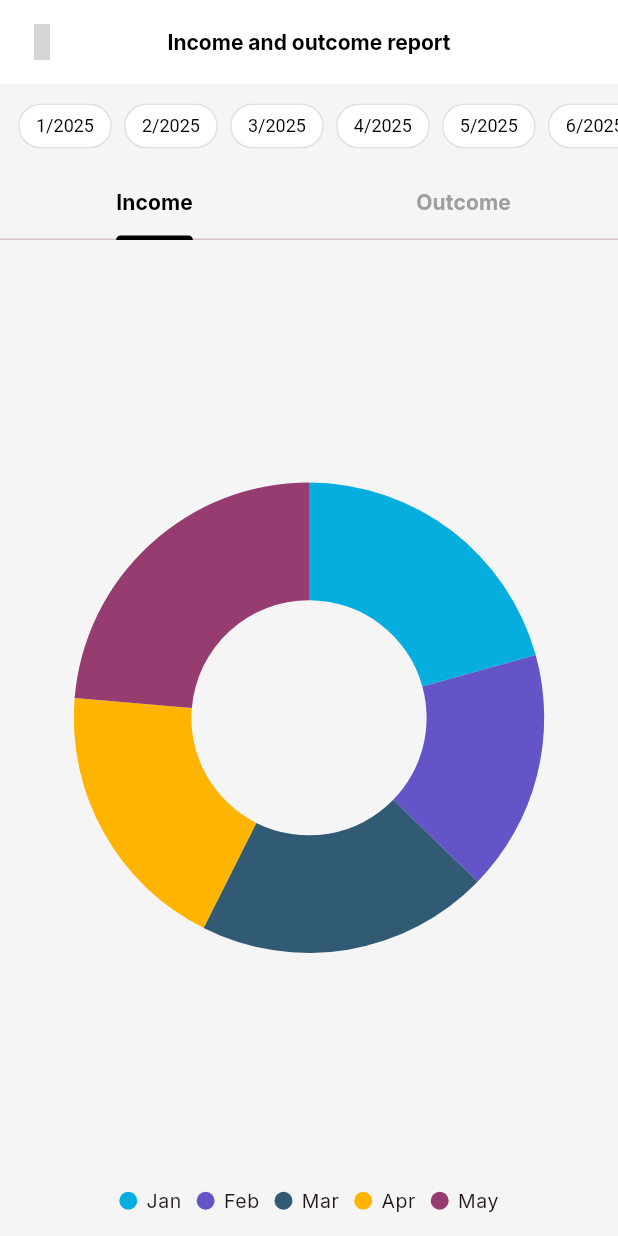
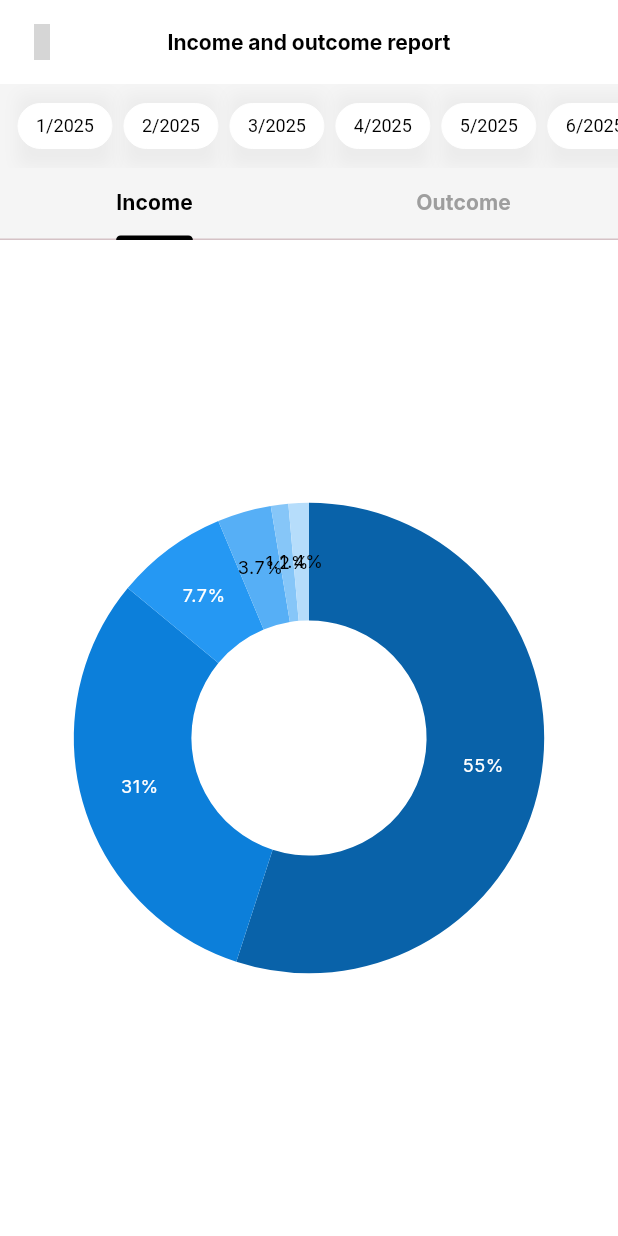
Before and after one commit to eatsosoo/finance_tracker, a Flutter app: the ReportScreen screen opened by its route, on a phone screen of 412 x 824 dp. Run offline on Flutter 3.47's test engine with Material 3 defaults, Android fonts, the phone set to English and light mode, and no system bars; our stand-ins replace curved_navigation_bar, flutter_svg, go_router, google_fonts, iconsax, syncfusion_flutter_charts; grey boxes are pictures that could not be loaded.

Commit message:
[EDIT] fix gen color black

```diff
--- a/lib/screens/page/reports_screen.dart
+++ b/lib/screens/page/reports_screen.dart
@@ -103,22 +103,8 @@ class _ReportScreenState extends State<ReportScreen>
             child: TabBarView(
               controller: _tabController,
               children: [
-                SfCircularChart(
-                  // Chart title
-                  // Enable legend
-                  legend: Legend(isVisible: true),
-                  // Enable tooltip
-                  tooltipBehavior: TooltipBehavior(enable: true),
-                  series: <CircularSeries<_ChartData, String>>[
-                    DoughnutSeries<_ChartData, String>(
-                      dataSource: data,
-                      xValueMapper: (_ChartData data, _) => data.year,
-                      yValueMapper: (_ChartData data, _) => data.sales,
-                      name: 'Gold',
-                    ),
-                  ],
-                ),
-                DoughnutDefault(series: series,),
+                DoughnutDefault(series: series, baseColor: Colors.blue,),
+                DoughnutDefault(series: series),
               ],
             ),
           ),
--- a/lib/utils/color_utils.dart
+++ b/lib/utils/color_utils.dart
@@ -1,22 +1,19 @@
 import 'package:flutter/material.dart';
 
-List<String> generateHexColors({
+List<Color> generateColors({
   required Color baseColor,
   int count = 10,
 }) {
   final hsl = HSLColor.fromColor(baseColor);
-  final List<String> hexColors = [];
 
-  for (int i = 0; i < count; i++) {
-    // Create lightness from 0.35 to 0.85
+  return List.generate(count, (i) {
     final lightness = 0.35 + (i / (count - 1)) * 0.5;
-    final modified = hsl.withLightness(lightness.clamp(0.0, 1.0));
-    final color = modified.toColor();
 
-    // Convert to HEX
-    final hex = '#${color.value.toRadixString(16).padLeft(8, '0').substring(2).toUpperCase()}';
-    hexColors.add(hex);
-  }
-
-  return hexColors;
+    return HSLColor.fromAHSL(
+      1.0,
+      hsl.hue,
+      hsl.saturation == 0 ? 1.0 : hsl.saturation, // ép saturation nếu là 0
+      lightness.clamp(0.0, 1.0),
+    ).toColor();
+  });
 }
--- a/lib/widgets/doughnut_chart.dart
+++ b/lib/widgets/doughnut_chart.dart
@@ -34,22 +34,20 @@ class _DoughnutDefaultState extends State<DoughnutDefault> {
   late TooltipBehavior _tooltip;
   late List<ChartSampleData> _chartData;
   late int _explodeIndex;
-  late List<String> _colors;
+  late List<Color> _colors;
 
   @override
   void initState() {
     super.initState();
     _explodeIndex = 0;
     _tooltip = TooltipBehavior(enable: true, format: 'point.x : point.y%');
-    _colors = generateHexColors(baseColor: widget.baseColor, count: widget.series.length);
+    _colors = generateColors(baseColor: widget.baseColor, count: widget.series.length);
     _chartData = List.generate(widget.series.length, (i) {
       return ChartSampleData(
         x: widget.series[i].x,
         y: widget.series[i].y,
         text: widget.series[i].text,
-        color: Color(
-          int.parse(_colors[i].substring(1), radix: 16) + 0xFF000000,
-        ),
+        color: _colors[i],
       );
     });
   }
--- a/lib/widgets/scroll_button_bar.dart
+++ b/lib/widgets/scroll_button_bar.dart
@@ -25,13 +25,26 @@ class ScrollableButtonBar extends StatelessWidget {
           final isSelected = label == selected;
           return Padding(
             padding: const EdgeInsets.only(right: 8),
+            child: Container(
+              decoration: BoxDecoration(
+                boxShadow: [
+                  BoxShadow(
+                    color: Colors.black.withOpacity(0.04),
+                    blurRadius: 8,
+                    offset: Offset(0, 3),
+                  ),
+                ],
+              ),
               child: OutlinedButton(
                 style: OutlinedButton.styleFrom(
-                padding: const EdgeInsets.symmetric(horizontal: 12, vertical: 8), // 👈 padding nhỏ
+                  padding: const EdgeInsets.symmetric(
+                    horizontal: 12,
+                    vertical: 8,
+                  ), // 👈 padding nhỏ
                   minimumSize: Size.zero, // 👈 bỏ hạn chế chiều cao/tối thiểu
                   backgroundColor: isSelected ? Colors.black : Colors.white,
                   foregroundColor: isSelected ? Colors.white : Colors.black,
-                side: BorderSide(color: Colors.grey.shade300),
+                  side: BorderSide(color: isSelected ? Colors.black : Colors.white, width: 0),
                   shape: RoundedRectangleBorder(
                     borderRadius: BorderRadius.circular(20),
                   ),
@@ -40,6 +53,7 @@ class ScrollableButtonBar extends StatelessWidget {
                 onPressed: () => onPressed(label),
                 child: Text(label),
               ),
+            ),
           );
         }).toList(),
       ),
```
Lines whose indentation alone changed are shown as unchanged.
